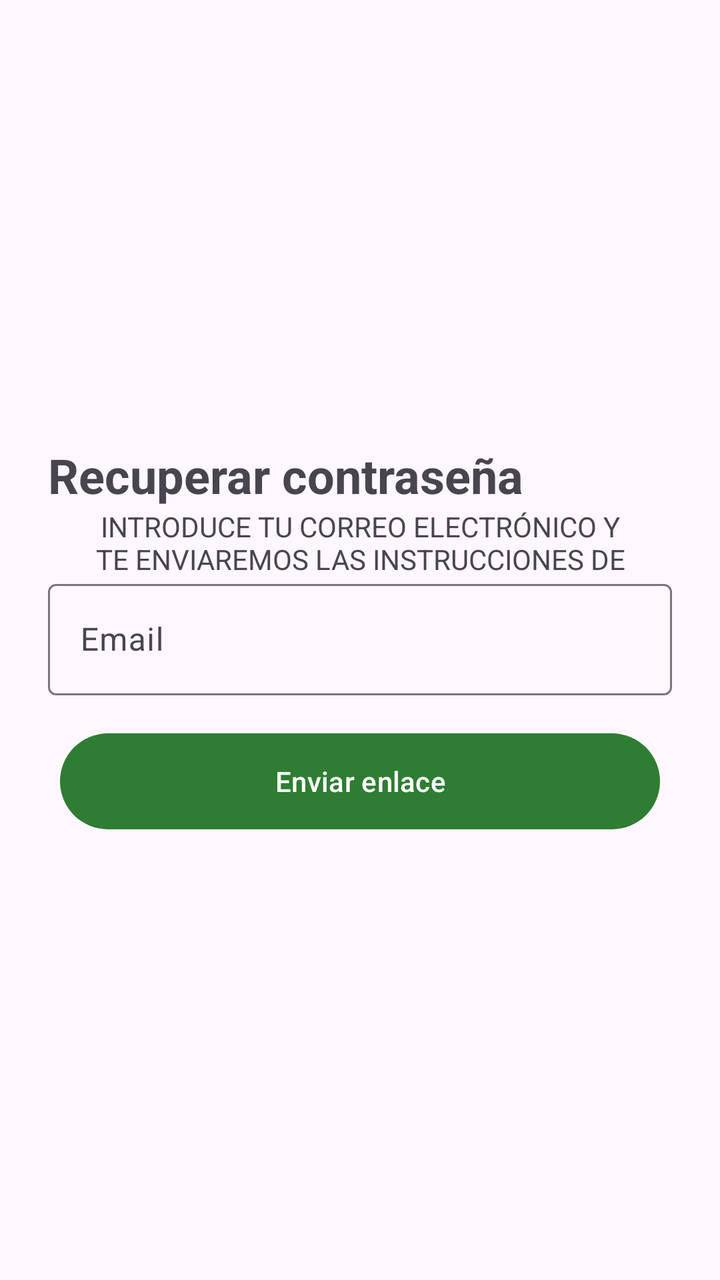
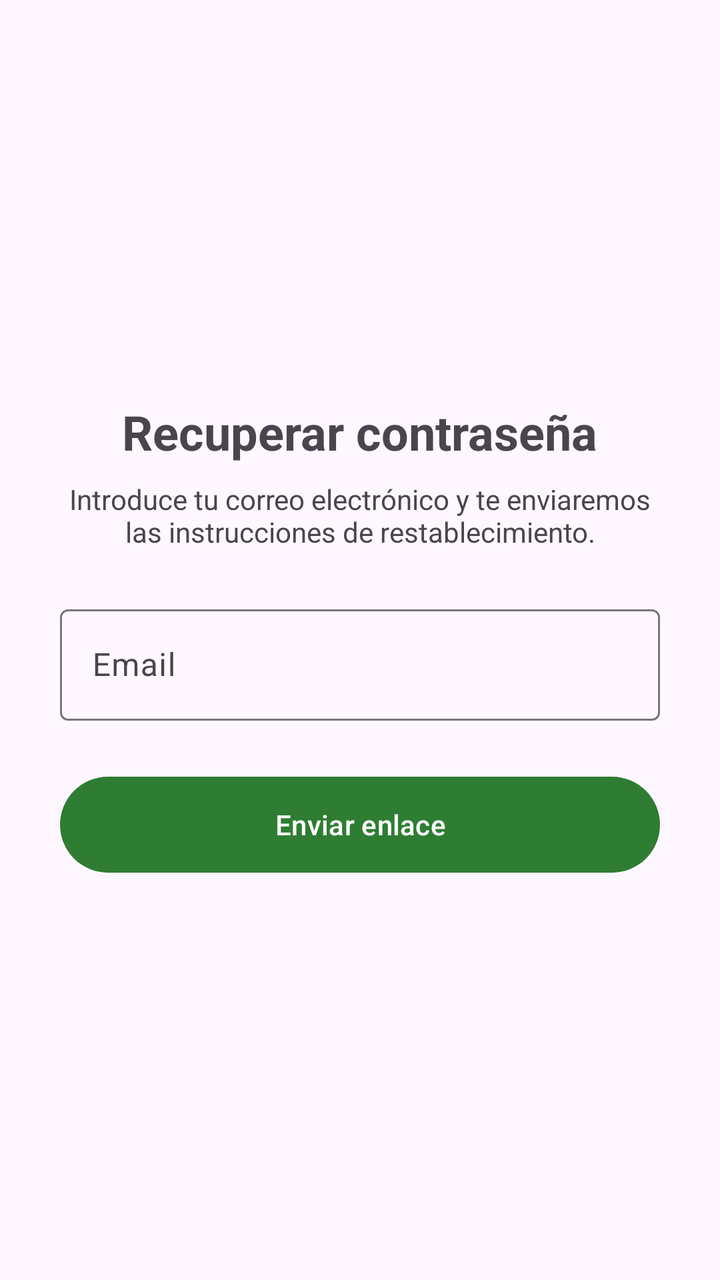

The first picture is an Android layout as it rendered before a commit; the second is the same layout after the commit. The layout source and the unified diff follow.
<!-- AndroidManifest.xml: application theme Theme.CestaFamiliar -->
<!-- res/layout/activity_recu_password.xml -->
<?xml version="1.0" encoding="utf-8"?>
<LinearLayout xmlns:android="http://schemas.android.com/apk/res/android"
    xmlns:app="http://schemas.android.com/apk/res-auto"
    android:id="@+id/layout_recu_password"
    android:layout_width="match_parent"
    android:layout_height="match_parent"
    android:layout_gravity="end"
    android:gravity="center"
    android:orientation="vertical"
    android:padding="24dp">

    <TextView
        android:id="@+id/tv_titulo"
        android:layout_width="match_parent"
        android:layout_height="wrap_content"
        android:text="@string/title_recuperar"
        android:textSize="24sp"
        android:textStyle="bold" />

    <TextView
        android:id="@+id/tv_subtitulo"
        android:layout_width="match_parent"
        android:layout_height="33dp"
        android:text="@string/subtitle_recuperar"
        android:textAlignment="center"
        android:textAllCaps="true" />

    <com.google.android.material.textfield.TextInputLayout
        android:id="@+id/til_email"
        android:layout_width="match_parent"
        android:layout_height="76dp"
        app:hintAnimationEnabled="false">

        <com.google.android.material.textfield.TextInputEditText
            android:id="@+id/et_email"
            android:layout_width="match_parent"
            android:layout_height="wrap_content"
            android:hint="@string/hint_email"
            android:inputType="textEmailAddress" />
    </com.google.android.material.textfield.TextInputLayout>

    <com.google.android.material.button.MaterialButton
        android:id="@+id/btn_enviar_enlace"
        android:layout_width="300dp"
        android:layout_height="56dp"
        android:text="@string/btn_enviar_enlace"
        app:backgroundTint="@color/green_primary"
        app:rippleColor="@color/green_ripple" />

</LinearLayout>
<!-- resources referenced by this layout -->
<resources>
  <color name="green_primary">#2E7D32</color>
  <color name="green_ripple">#4D2E7D32</color>
  <string name="btn_enviar_enlace">Enviar enlace</string>
  <string name="hint_email">Email</string>
  <string name="subtitle_recuperar">Introduce tu correo electrónico y te enviaremos las instrucciones de restablecimiento.</string>
  <string name="title_recuperar">Recuperar contraseña</string>
  <style name="Theme.CestaFamiliar" parent="Base.Theme.CestaFamiliar" />
  <style name="Base.Theme.CestaFamiliar" parent="Theme.Material3.DayNight.NoActionBar">
          <item name="colorPrimary">@color/green_primary</item>
          <item name="colorOnPrimary">@color/green_on_primary</item>
          <item name="colorPrimaryContainer">@color/green_primary_container</item>
          <item name="colorOnPrimaryContainer">@color/green_on_primary_container</item>
          <item name="colorSecondary">@color/green_secondary</item>
          <item name="colorOnSecondary">@color/green_on_secondary</item>
          <item name="colorControlHighlight">@color/green_ripple</item>
      </style>
  <color name="green_on_primary">#FFFFFF</color>
  <color name="green_primary_container">#DCEDC8</color>
  <color name="green_on_primary_container">#1B5E20</color>
  <color name="green_secondary">#43A047</color>
  <color name="green_on_secondary">#FFFFFF</color>
</resources>

<!-- the commit's change to res/layout/activity_recu_password.xml (unified diff, before → after) -->
@@ -4,31 +4,39 @@
     android:id="@+id/layout_recu_password"
     android:layout_width="match_parent"
     android:layout_height="match_parent"
-    android:layout_gravity="end"
     android:gravity="center"
     android:orientation="vertical"
     android:padding="24dp">
 
     <TextView
         android:id="@+id/tv_titulo"
-        android:layout_width="match_parent"
+        android:layout_width="wrap_content"
         android:layout_height="wrap_content"
+        android:layout_gravity="center"
+        android:layout_marginBottom="8dp"
         android:text="@string/title_recuperar"
+        android:textAlignment="center"
         android:textSize="24sp"
         android:textStyle="bold" />
 
     <TextView
         android:id="@+id/tv_subtitulo"
-        android:layout_width="match_parent"
-        android:layout_height="33dp"
+        android:layout_width="300dp"
+        android:layout_height="wrap_content"
+        android:layout_gravity="center"
+        android:layout_marginBottom="24dp"
+        android:gravity="center"
         android:text="@string/subtitle_recuperar"
         android:textAlignment="center"
-        android:textAllCaps="true" />
+        android:textColor="?android:attr/textColorSecondary"
+        android:textSize="14sp" />
 
     <com.google.android.material.textfield.TextInputLayout
         android:id="@+id/til_email"
-        android:layout_width="match_parent"
-        android:layout_height="76dp"
+        android:layout_width="300dp"
+        android:layout_height="wrap_content"
+        android:layout_gravity="center"
+        android:layout_marginBottom="24dp"
         app:hintAnimationEnabled="false">
 
         <com.google.android.material.textfield.TextInputEditText
@@ -43,6 +51,7 @@
         android:id="@+id/btn_enviar_enlace"
         android:layout_width="300dp"
         android:layout_height="56dp"
+        android:layout_gravity="center"
         android:text="@string/btn_enviar_enlace"
         app:backgroundTint="@color/green_primary"
         app:rippleColor="@color/green_ripple" />
